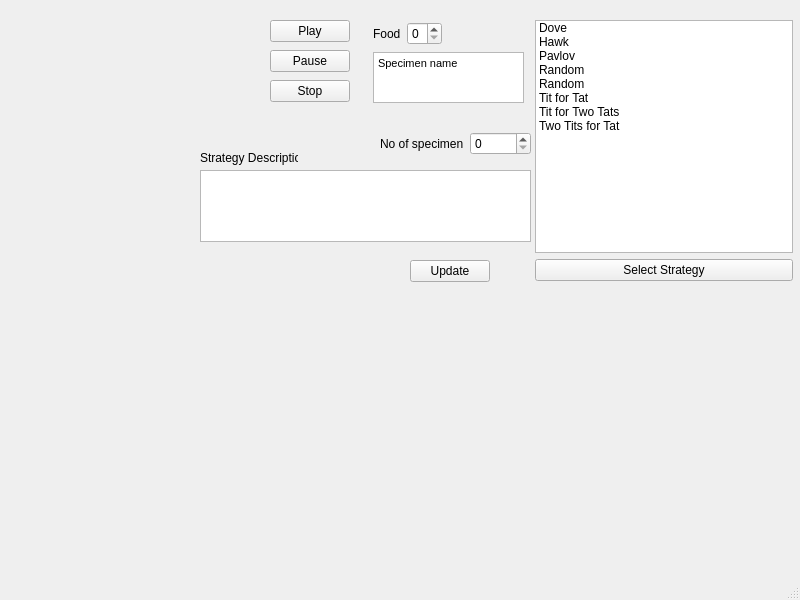
MATF-RS20/RS015-ipds-iterated-prisoners-dilemma-simulation, file IPDS_QT_Project/mainwindow.ui: the form before one commit.
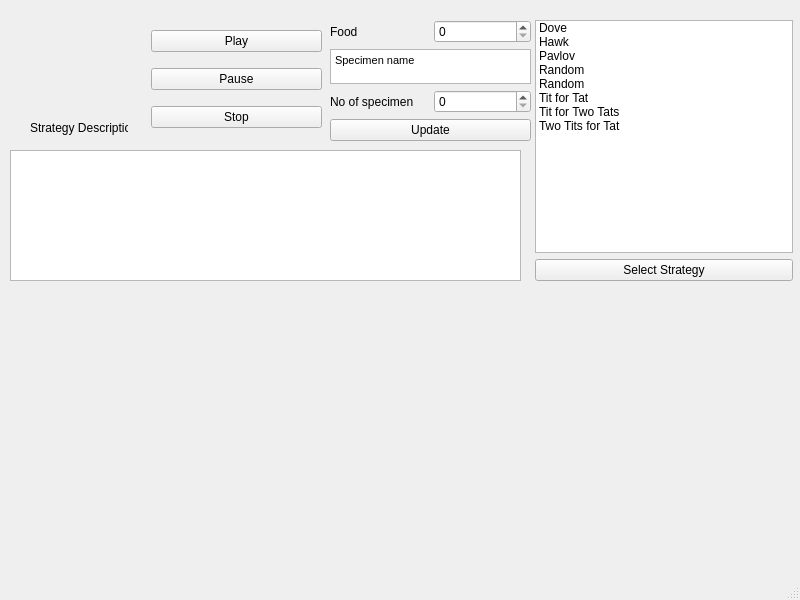
The form after the commit. Custom widgets are drawn as their Qt base class.

What changed in the file:
```diff
--- a/IPDS_QT_Project/mainwindow.ui
+++ b/IPDS_QT_Project/mainwindow.ui
@@ -18,70 +18,27 @@
     <property name="geometry">
      <rect>
       <x>20</x>
-      <y>320</y>
+      <y>300</y>
       <width>761</width>
-      <height>251</height>
+      <height>271</height>
      </rect>
     </property>
    </widget>
    <widget class="QTextEdit" name="specimenDescription">
     <property name="geometry">
      <rect>
-      <x>200</x>
-      <y>170</y>
-      <width>331</width>
-      <height>72</height>
-     </rect>
-    </property>
-   </widget>
-   <widget class="QTextEdit" name="specimenName">
-    <property name="geometry">
-     <rect>
-      <x>373</x>
-      <y>52</y>
-      <width>151</width>
-      <height>51</height>
-     </rect>
-    </property>
-    <property name="html">
-     <string>&lt;!DOCTYPE HTML PUBLIC &quot;-//W3C//DTD HTML 4.0//EN&quot; &quot;http://www.w3.org/TR/REC-html40/strict.dtd&quot;&gt;
-&lt;html&gt;&lt;head&gt;&lt;meta name=&quot;qrichtext&quot; content=&quot;1&quot; /&gt;&lt;style type=&quot;text/css&quot;&gt;
-p, li { white-space: pre-wrap; }
-&lt;/style&gt;&lt;/head&gt;&lt;body style=&quot; font-family:'MS Shell Dlg 2'; font-size:8.25pt; font-weight:400; font-style:normal;&quot;&gt;
-&lt;p style=&quot; margin-top:0px; margin-bottom:0px; margin-left:0px; margin-right:0px; -qt-block-indent:0; text-indent:0px;&quot;&gt;&lt;span style=&quot; font-family:'MS Shell Dlg 2';&quot;&gt;Specimen name&lt;/span&gt;&lt;/p&gt;&lt;/body&gt;&lt;/html&gt;</string>
-    </property>
-   </widget>
-   <widget class="QPushButton" name="updateButton">
-    <property name="geometry">
-     <rect>
-      <x>410</x>
-      <y>260</y>
-      <width>80</width>
-      <height>22</height>
-     </rect>
-    </property>
-    <property name="text">
-     <string>Update</string>
-    </property>
-   </widget>
-   <widget class="QPushButton" name="pushButtonPlay">
-    <property name="geometry">
-     <rect>
-      <x>270</x>
-      <y>20</y>
-      <width>80</width>
-      <height>22</height>
-     </rect>
-    </property>
-    <property name="text">
-     <string>Play</string>
-    </property>
-   </widget>
-   <widget class="QLabel" name="descriptionLabel">
-    <property name="geometry">
-     <rect>
-      <x>200</x>
+      <x>10</x>
       <y>150</y>
+      <width>511</width>
+      <height>131</height>
+     </rect>
+    </property>
+   </widget>
+   <widget class="QLabel" name="descriptionLabel">
+    <property name="geometry">
+     <rect>
+      <x>30</x>
+      <y>120</y>
       <width>98</width>
       <height>16</height>
      </rect>
@@ -90,32 +47,6 @@
      <string>Strategy Description</string>
     </property>
    </widget>
-   <widget class="QPushButton" name="pushButtonPause">
-    <property name="geometry">
-     <rect>
-      <x>270</x>
-      <y>50</y>
-      <width>80</width>
-      <height>22</height>
-     </rect>
-    </property>
-    <property name="text">
-     <string>Pause</string>
-    </property>
-   </widget>
-   <widget class="QPushButton" name="pushButtonStop">
-    <property name="geometry">
-     <rect>
-      <x>270</x>
-      <y>80</y>
-      <width>80</width>
-      <height>22</height>
-     </rect>
-    </property>
-    <property name="text">
-     <string>Stop</string>
-    </property>
-   </widget>
    <widget class="QWidget" name="">
     <property name="geometry">
      <rect>
@@ -215,49 +146,96 @@
    <widget class="QWidget" name="">
     <property name="geometry">
      <rect>
-      <x>373</x>
-      <y>21</y>
-      <width>69</width>
-      <height>25</height>
+      <x>151</x>
+      <y>20</y>
+      <width>171</width>
+      <height>121</height>
      </rect>
     </property>
-    <layout class="QHBoxLayout" name="horizontalLayout_2">
+    <layout class="QVBoxLayout" name="verticalLayout">
      <item>
-      <widget class="QLabel" name="label">
+      <widget class="QPushButton" name="pushButtonPlay">
        <property name="text">
-        <string>Food</string>
+        <string>Play</string>
        </property>
       </widget>
      </item>
      <item>
-      <widget class="QSpinBox" name="foodNo"/>
+      <widget class="QPushButton" name="pushButtonPause">
+       <property name="text">
+        <string>Pause</string>
+       </property>
+      </widget>
+     </item>
+     <item>
+      <widget class="QPushButton" name="pushButtonStop">
+       <property name="text">
+        <string>Stop</string>
+       </property>
+      </widget>
      </item>
     </layout>
    </widget>
    <widget class="QWidget" name="">
     <property name="geometry">
      <rect>
-      <x>380</x>
-      <y>130</y>
-      <width>151</width>
-      <height>27</height>
+      <x>330</x>
+      <y>20</y>
+      <width>201</width>
+      <height>121</height>
      </rect>
     </property>
-    <layout class="QHBoxLayout" name="horizontalLayout">
+    <layout class="QVBoxLayout" name="verticalLayout_3">
      <item>
-      <layout class="QHBoxLayout" name="horizontalLayout_3">
+      <layout class="QHBoxLayout" name="horizontalLayout_2">
        <item>
-        <widget class="QLabel" name="label_2">
+        <widget class="QLabel" name="label">
          <property name="text">
-          <string>No of specimen</string>
+          <string>Food</string>
          </property>
         </widget>
        </item>
        <item>
-        <widget class="QSpinBox" name="specimenNo"/>
+        <widget class="QSpinBox" name="foodNo"/>
        </item>
       </layout>
      </item>
+     <item>
+      <widget class="QTextEdit" name="specimenName">
+       <property name="html">
+        <string>&lt;!DOCTYPE HTML PUBLIC &quot;-//W3C//DTD HTML 4.0//EN&quot; &quot;http://www.w3.org/TR/REC-html40/strict.dtd&quot;&gt;
+&lt;html&gt;&lt;head&gt;&lt;meta name=&quot;qrichtext&quot; content=&quot;1&quot; /&gt;&lt;style type=&quot;text/css&quot;&gt;
+p, li { white-space: pre-wrap; }
+&lt;/style&gt;&lt;/head&gt;&lt;body style=&quot; font-family:'MS Shell Dlg 2'; font-size:8.25pt; font-weight:400; font-style:normal;&quot;&gt;
+&lt;p style=&quot; margin-top:0px; margin-bottom:0px; margin-left:0px; margin-right:0px; -qt-block-indent:0; text-indent:0px;&quot;&gt;&lt;span style=&quot; font-family:'MS Shell Dlg 2';&quot;&gt;Specimen name&lt;/span&gt;&lt;/p&gt;&lt;/body&gt;&lt;/html&gt;</string>
+       </property>
+      </widget>
+     </item>
+     <item>
+      <layout class="QHBoxLayout" name="horizontalLayout">
+       <item>
+        <layout class="QHBoxLayout" name="horizontalLayout_3">
+         <item>
+          <widget class="QLabel" name="label_2">
+           <property name="text">
+            <string>No of specimen</string>
+           </property>
+          </widget>
+         </item>
+         <item>
+          <widget class="QSpinBox" name="specimenNo"/>
+         </item>
+        </layout>
+       </item>
+      </layout>
+     </item>
+     <item>
+      <widget class="QPushButton" name="updateButton">
+       <property name="text">
+        <string>Update</string>
+       </property>
+      </widget>
+     </item>
     </layout>
    </widget>
   </widget>
```
